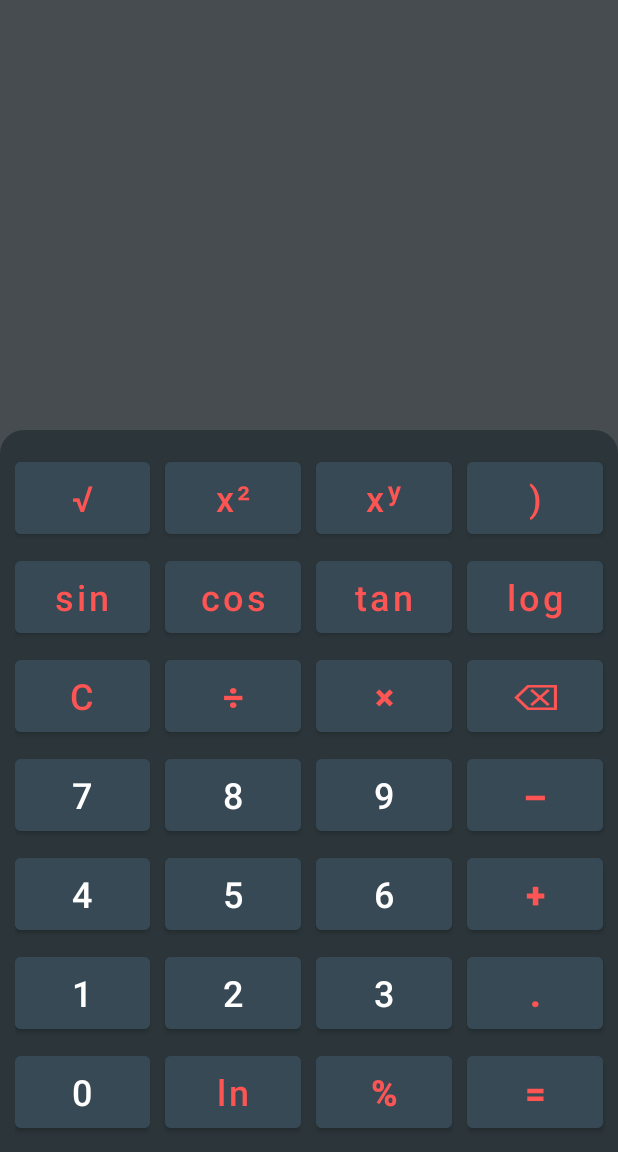
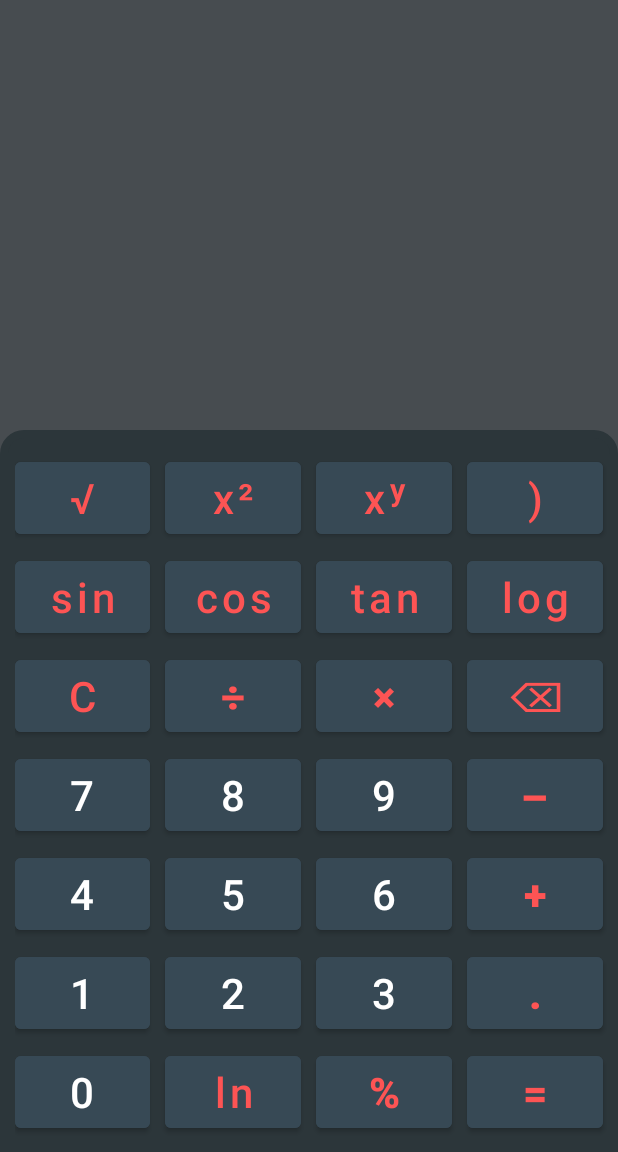
Before and after one commit to damianjasinski/AndroidCalc, an Android app: the AdvancedCalcActivity screen opened directly, with no data from a screen before it, on a phone screen of 412 x 824 dp, the part 84-1236 px from its top. Run offline under Robolectric (Android 15) with nearby library versions, the phone set to English and light mode, and no system bars.

Commit message:
Adjusted font size in advanced calc (portrait)

```diff
--- a/app/src/main/res/layout/activity_advanced_calc.xml
+++ b/app/src/main/res/layout/activity_advanced_calc.xml
@@ -87,7 +87,7 @@
                 android:text="@string/square2"
                 android:textAllCaps="false"
                 android:textColor="#FD5454"
-                android:textSize="24sp" />
+                android:textSize="28sp" />
 
             <Button
                 android:id="@+id/buttonPower2"
@@ -104,7 +104,7 @@
                 android:text="@string/power2"
                 android:textAllCaps="false"
                 android:textColor="#FD5454"
-                android:textSize="24sp" />
+                android:textSize="28sp" />
 
             <Button
                 android:id="@+id/buttonPowerY"
@@ -121,7 +121,7 @@
                 android:text="@string/powerY"
                 android:textAllCaps="false"
                 android:textColor="#FD5454"
-                android:textSize="24sp" />
+                android:textSize="28sp" />
 
             <Button
                 android:id="@+id/buttonPowerY2"
@@ -138,7 +138,7 @@
                 android:text="@string/rightBracket"
                 android:textAllCaps="false"
                 android:textColor="#FD5454"
-                android:textSize="24sp" />
+                android:textSize="28sp" />
 
         </TableRow>
 
@@ -166,7 +166,7 @@
                 android:text="@string/sinus"
                 android:textAllCaps="false"
                 android:textColor="#FD5454"
-                android:textSize="24sp" />
+                android:textSize="28sp" />
 
             <Button
                 android:id="@+id/buttonCos"
@@ -183,7 +183,7 @@
                 android:text="@string/cosinus"
                 android:textAllCaps="false"
                 android:textColor="#FD5454"
-                android:textSize="24sp" />
+                android:textSize="28sp" />
 
             <Button
                 android:id="@+id/buttonTan"
@@ -200,7 +200,7 @@
                 android:text="@string/tangens"
                 android:textAllCaps="false"
                 android:textColor="#FD5454"
-                android:textSize="24sp" />
+                android:textSize="28sp" />
 
             <Button
                 android:id="@+id/buttonLog"
@@ -217,7 +217,7 @@
                 android:text="@string/log10"
                 android:textAllCaps="false"
                 android:textColor="#FD5454"
-                android:textSize="24sp"
+                android:textSize="28sp"
                 android:textStyle="bold" />
 
         </TableRow>
@@ -245,7 +245,7 @@
                 android:onClick="onClickBtn"
                 android:text="@string/clear"
                 android:textColor="#FD5454"
-                android:textSize="24sp" />
+                android:textSize="28sp" />
 
             <Button
                 android:id="@+id/buttonDiv"
@@ -261,7 +261,7 @@
                 android:onClick="onClickBtn"
                 android:text="@string/divide"
                 android:textColor="#FD5454"
-                android:textSize="24sp" />
+                android:textSize="28sp" />
 
             <Button
                 android:id="@+id/buttonMult"
@@ -277,7 +277,7 @@
                 android:onClick="onClickBtn"
                 android:text="@string/mult"
                 android:textColor="#FD5454"
-                android:textSize="24sp" />
+                android:textSize="28sp" />
 
             <Button
                 android:id="@+id/buttonBack"
@@ -295,7 +295,7 @@
                 android:textAllCaps="true"
                 android:textColor="#FD5454"
                 android:textScaleX="1.2"
-                android:textSize="24sp"
+                android:textSize="28sp"
                 android:textStyle="bold" />
 
         </TableRow>
@@ -318,7 +318,7 @@
                 android:onClick="onClickBtn"
                 android:text="@string/seven"
                 android:textColor="#FFFFFF"
-                android:textSize="24sp" />
+                android:textSize="28sp" />
 
             <Button
                 android:id="@+id/buttonEight"
@@ -332,7 +332,7 @@
                 android:onClick="onClickBtn"
                 android:text="@string/eight"
                 android:textColor="#FFFFFFFF"
-                android:textSize="24sp" />
+                android:textSize="28sp" />
 
             <Button
                 android:id="@+id/buttonNine"
@@ -346,7 +346,7 @@
                 android:onClick="onClickBtn"
                 android:text="@string/nine"
                 android:textColor="#FFFFFFFF"
-                android:textSize="24sp" />
+                android:textSize="28sp" />
 
             <Button
                 android:id="@+id/buttonMinus"
@@ -362,7 +362,7 @@
                 android:text="@string/minus"
                 android:textColor="#FD5454"
                 android:textScaleX="1.8"
-                android:textSize="24sp" />
+                android:textSize="28sp" />
 
         </TableRow>
 
@@ -384,7 +384,7 @@
                 android:onClick="onClickBtn"
                 android:text="@string/four"
                 android:textColor="#FFFFFFFF"
-                android:textSize="24sp" />
+                android:textSize="28sp" />
 
             <Button
                 android:id="@+id/buttonFive"
@@ -398,7 +398,7 @@
                 android:onClick="onClickBtn"
                 android:text="@string/five"
                 android:textColor="#FFFFFFFF"
-                android:textSize="24sp" />
+                android:textSize="28sp" />
 
             <Button
                 android:id="@+id/buttonSix"
@@ -412,7 +412,7 @@
                 android:onClick="onClickBtn"
                 android:text="@string/six"
                 android:textColor="#FFFFFFFF"
-                android:textSize="24sp" />
+                android:textSize="28sp" />
 
             <Button
                 android:id="@+id/buttonAdd"
@@ -428,7 +428,7 @@
                 android:onClick="onClickBtn"
                 android:text="@string/plus"
                 android:textColor="#FD5454"
-                android:textSize="24sp" />
+                android:textSize="28sp" />
 
         </TableRow>
 
@@ -450,7 +450,7 @@
                 android:onClick="onClickBtn"
                 android:text="@string/one"
                 android:textColor="#FFFFFFFF"
-                android:textSize="24sp" />
+                android:textSize="28sp" />
 
             <Button
                 android:id="@+id/buttonTwo"
@@ -464,7 +464,7 @@
                 android:onClick="onClickBtn"
                 android:text="@string/two"
                 android:textColor="#FFFFFFFF"
-                android:textSize="24sp" />
+                android:textSize="28sp" />
 
             <Button
                 android:id="@+id/buttonThree"
@@ -478,7 +478,7 @@
                 android:onClick="onClickBtn"
                 android:text="@string/three"
                 android:textColor="#FFFFFFFF"
-                android:textSize="24sp" />
+                android:textSize="28sp" />
 
             <Button
                 android:id="@+id/buttonComma"
@@ -494,7 +494,7 @@
                 android:onClick="onClickBtn"
                 android:text="@string/comma"
                 android:textColor="#FD5454"
-                android:textSize="24sp" />
+                android:textSize="28sp" />
 
         </TableRow>
 
@@ -517,7 +517,7 @@
                 android:onClick="onClickBtn"
                 android:text="@string/zero"
                 android:textColor="#FFFFFFFF"
-                android:textSize="24sp" />
+                android:textSize="28sp" />
 
             <Button
                 android:id="@+id/buttonEqual3"
@@ -533,7 +533,7 @@
                 android:text="@string/logNat"
                 android:textAllCaps="false"
                 android:textColor="#FD5454"
-                android:textSize="24sp" />
+                android:textSize="28sp" />
 
             <Button
                 android:id="@+id/buttonPerc"
@@ -550,7 +550,7 @@
                 android:text="@string/percent"
                 android:textAllCaps="false"
                 android:textColor="#FD5454"
-                android:textSize="24sp"
+                android:textSize="28sp"
                 android:textStyle="bold" />
 
             <Button
@@ -566,7 +566,7 @@
                 android:onClick="onClickBtn"
                 android:text="@string/equals"
                 android:textColor="#FD5454"
-                android:textSize="24sp" />
+                android:textSize="28sp" />
 
         </TableRow>
 
```
